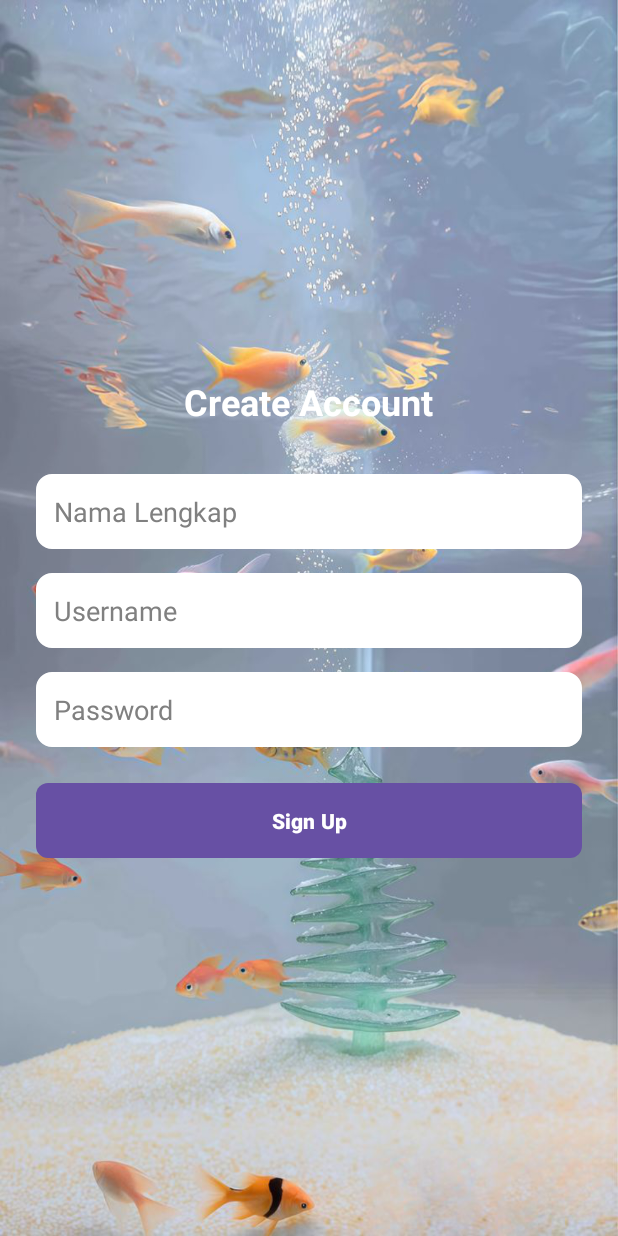
After one commit to SimaSabrina30/SmartAkuarium, an Android app: the register screen opened directly, with no data from a screen before it, on a phone screen of 412 x 824 dp. The commit adds this screen. Run offline under Robolectric (Android 15) with nearby library versions, the phone set to English and light mode, and no system bars.

Commit message:
membuat register

```diff
--- /dev/null
+++ b/app/src/main/java/com/sima/smartakuarium/register.java
@@ -0,0 +1,53 @@
+package com.sima.smartakuarium;
+
+import android.content.Context;
+import android.content.Intent;
+import android.content.SharedPreferences;
+import android.os.Bundle;
+import android.widget.Button;
+import android.widget.EditText;
+import android.widget.Toast;
+
+import androidx.appcompat.app.AppCompatActivity;
+
+public class register extends AppCompatActivity {
+
+    EditText etNamaLengkap, etUsername, etPassword;
+    Button btnDaftar;
+
+    @Override
+    protected void onCreate(Bundle savedInstanceState) {
+        super.onCreate(savedInstanceState);
+        setContentView(R.layout.activity_register);
+
+        etNamaLengkap = findViewById(R.id.etNamaLengkap);
+        etUsername = findViewById(R.id.etUsername);
+        etPassword = findViewById(R.id.etPassword);
+        btnDaftar = findViewById(R.id.btnDaftar);
+
+        btnDaftar.setOnClickListener(view -> {
+            String namaLengkap = etNamaLengkap.getText().toString().trim();
+            String username = etUsername.getText().toString().trim();
+            String password = etPassword.getText().toString().trim();
+
+            if (namaLengkap.isEmpty() || username.isEmpty() || password.isEmpty()) {
+                Toast.makeText(register.this, "Semua field harus diisi", Toast.LENGTH_SHORT).show();
+            } else {
+                // Simpan data ke SharedPreferences (pakai nama yang sama seperti di MainActivity)
+                SharedPreferences sharedPref = getSharedPreferences("UserPrefs", Context.MODE_PRIVATE);
+                SharedPreferences.Editor editor = sharedPref.edit();
+                editor.putString("namaLengkap", namaLengkap);
+                editor.putString("username", username);
+                editor.putString("password", password);
+                editor.apply();
+
+                Toast.makeText(register.this, "Registrasi berhasil! Silakan login.", Toast.LENGTH_SHORT).show();
+
+                // Pindah ke halaman login
+                Intent intent = new Intent(register.this, MainActivity.class);
+                startActivity(intent);
+                finish();
+            }
+        });
+    }
+}
--- /dev/null
+++ b/app/src/main/res/layout/activity_register.xml
@@ -0,0 +1,66 @@
+<?xml version="1.0" encoding="utf-8"?>
+<LinearLayout xmlns:android="http://schemas.android.com/apk/res/android"
+    android:layout_width="match_parent"
+    android:layout_height="match_parent"
+    android:orientation="vertical"
+    android:padding="24dp"
+    android:background="@drawable/aquarium"
+    android:gravity="center">
+
+    <!-- Judul -->
+    <TextView
+        android:layout_width="wrap_content"
+        android:layout_height="wrap_content"
+        android:text="Create Account"
+        android:textSize="24sp"
+        android:textStyle="bold"
+        android:textColor="#FFFFFF"
+        android:layout_marginBottom="32dp" />
+
+    <!-- Nama Lengkap -->
+    <EditText
+        android:id="@+id/etNamaLengkap"
+        android:layout_width="match_parent"
+        android:layout_height="50dp"
+        android:hint="Nama Lengkap"
+        android:padding="12dp"
+        android:background="@drawable/input_bg"
+        android:textColor="#000000"
+        android:textColorHint="#808080"
+        android:layout_marginBottom="16dp" />
+
+    <!-- Username -->
+    <EditText
+        android:id="@+id/etUsername"
+        android:layout_width="match_parent"
+        android:layout_height="50dp"
+        android:hint="Username"
+        android:padding="12dp"
+        android:background="@drawable/input_bg"
+        android:textColor="#000000"
+        android:textColorHint="#808080"
+        android:layout_marginBottom="16dp" />
+
+    <!-- Password -->
+    <EditText
+        android:id="@+id/etPassword"
+        android:layout_width="match_parent"
+        android:layout_height="50dp"
+        android:hint="Password"
+        android:inputType="textPassword"
+        android:padding="12dp"
+        android:background="@drawable/input_bg"
+        android:textColor="#000000"
+        android:textColorHint="#808080"
+        android:layout_marginBottom="24dp" />
+
+    <!-- Tombol Daftar -->
+    <Button
+        android:id="@+id/btnDaftar"
+        android:layout_width="match_parent"
+        android:layout_height="50dp"
+        android:text="Sign Up"
+        android:textStyle="bold"
+        android:textColor="#FFFFFF"
+        android:background="@drawable/btn_gradientbutton" />
+</LinearLayout>
```
Also changed, not shown: app/src/main/AndroidManifest.xml (+16 -19 lines), app/src/main/java/com/sima/smartakuarium/MainActivity.java (+41 -18 lines), app/src/main/res/layout/activity_main.xml (+22 -9 lines).
